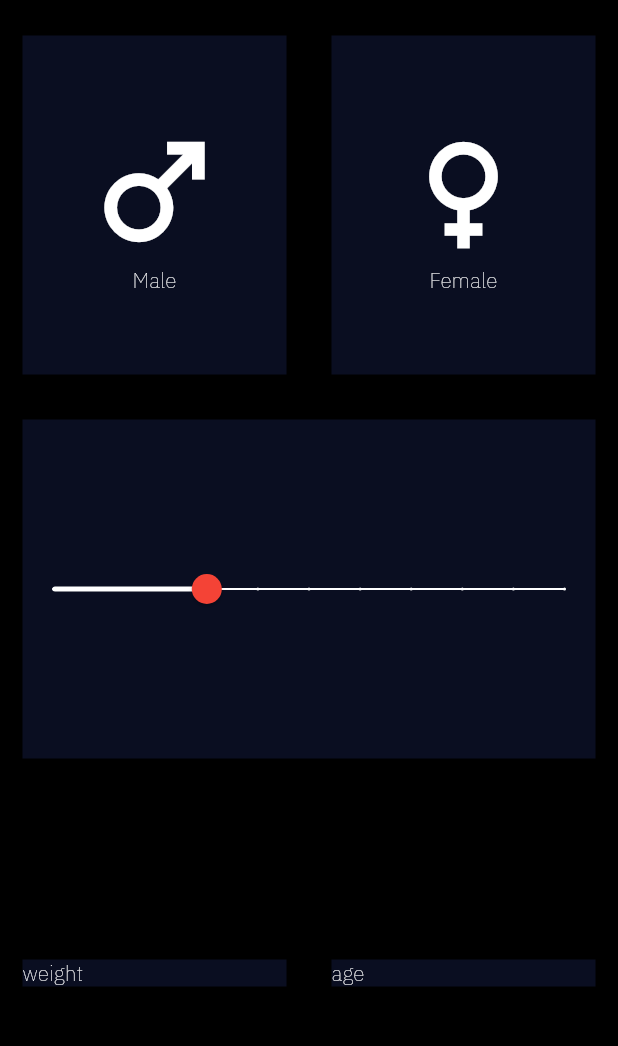
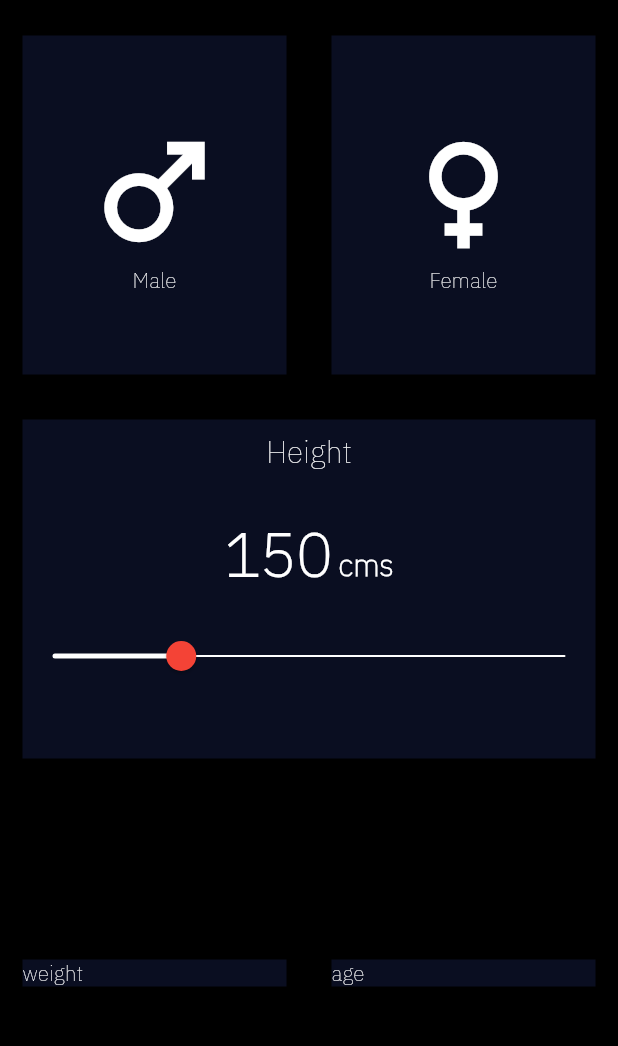
Before and after one commit to abhimanyukolakotla/bmicalculator, a Flutter app: the screen it shows after launch, on a phone screen of 412 x 824 dp, the part 71-1117 px from its top. Run offline on Flutter 3.47's test engine with Material 2 defaults, Android fonts, the phone set to English and light mode, and no system bars.

Commit message:
Implemented slider

```diff
--- /dev/null
+++ b/lib/height_slider_widget.dart
@@ -0,0 +1,80 @@
+import 'package:flutter/material.dart';
+
+/// This is the stateful widget that the main application instantiates.
+class HeightSliderWidget extends StatefulWidget {
+  const HeightSliderWidget({Key? key}) : super(key: key);
+
+  @override
+  State<HeightSliderWidget> createState() => HeightSliderWidgetState();
+}
+
+/// This is the private State class that goes with MyStatefulWidget.
+class HeightSliderWidgetState extends State<HeightSliderWidget> {
+  double _currentSliderValue = 150;
+  @override
+  Widget build(BuildContext context) {
+    return Expanded(
+      child: Column(
+        mainAxisAlignment: MainAxisAlignment.spaceAround,
+        children: [
+          Row(
+            mainAxisAlignment: MainAxisAlignment.center,
+            crossAxisAlignment: CrossAxisAlignment.end,
+            children: [
+              Text(
+                "${_currentSliderValue.toInt()}",
+                style: const TextStyle(
+                  fontSize: 40.0,
+                  fontWeight: FontWeight.bold,
+                ),
+              ),
+              Container(
+                margin: const EdgeInsets.only(left: 4.0, bottom: 6.0),
+                child: const Text(
+                  "cms",
+                  style: TextStyle(
+                    fontSize: 20.0,
+                    fontWeight: FontWeight.bold,
+                  ),
+                ),
+              ),
+            ],
+          ),
+          Slider(
+            value: _currentSliderValue,
+            min: 100,
+            max: 300,
+            divisions: 200,
+            activeColor: Colors.white,
+            inactiveColor: Colors.white,
+            thumbColor: Colors.red,
+            label: _currentSliderValue.round().toString(),
+            onChanged: (double value) {
+              setState(() {
+                _currentSliderValue = value;
+              });
+            },
+          ),
+        ],
+      ),
+    );
+  }
+}
+
+class CustomTrackShape extends RoundedRectSliderTrackShape {
+  @override
+  Rect getPreferredRect({
+    required RenderBox parentBox,
+    Offset offset = Offset.zero,
+    required SliderThemeData sliderTheme,
+    bool isEnabled = false,
+    bool isDiscrete = false,
+  }) {
+    final double? trackHeight = sliderTheme.trackHeight! / 3;
+    final double trackLeft = offset.dx + 20;
+    final double trackTop =
+        offset.dy; //+ (parentBox.size.height - trackHeight!);
+    final double trackWidth = parentBox.size.width - 40;
+    return Rect.fromLTWH(trackLeft, trackTop, trackWidth, trackHeight!);
+  }
+}
--- a/lib/icon_content_widget.dart
+++ b/lib/icon_content_widget.dart
@@ -12,7 +12,6 @@ class IconContentWidget extends StatelessWidget {
       mainAxisAlignment: MainAxisAlignment.center,
       children: [
         Icon(
-          // Icons.female,
           icon,
           size: 100.0,
         ),
--- a/lib/input_page.dart
+++ b/lib/input_page.dart
@@ -1,6 +1,7 @@
 import 'package:flutter/material.dart';
 
 import 'card_widget.dart';
+import 'height_slider_widget.dart';
 import 'icon_content_widget.dart';
 
 class InputPage extends StatefulWidget {
@@ -32,12 +33,24 @@ class _InputPageState extends State<InputPage> {
             child: Row(
               children: [
                 CardWidget(
-                  child: SliderTheme(
-                      data: SliderThemeData(
-                          trackShape: CustomTrackShape(),
-                          valueIndicatorTextStyle:
-                              const TextStyle(fontSize: 40.0)),
-                      child: const HeightSliderWidget()),
+                  child: Column(
+                    children: [
+                      const Padding(
+                        padding: EdgeInsets.all(8.0),
+                        child: Text(
+                          "Height",
+                          style: TextStyle(fontSize: 20.0),
+                        ),
+                      ),
+                      SliderTheme(
+                          data: SliderThemeData(
+                            trackShape: CustomTrackShape(),
+                            valueIndicatorTextStyle:
+                                const TextStyle(fontSize: 40.0),
+                          ),
+                          child: HeightSliderWidget()),
+                    ],
+                  ),
                 ),
               ],
             ),
@@ -55,53 +68,3 @@ class _InputPageState extends State<InputPage> {
     );
   }
 }
-
-/// This is the stateful widget that the main application instantiates.
-class HeightSliderWidget extends StatefulWidget {
-  const HeightSliderWidget({Key? key}) : super(key: key);
-
-  @override
-  State<HeightSliderWidget> createState() => HeightSliderWidgetState();
-}
-
-/// This is the private State class that goes with MyStatefulWidget.
-class HeightSliderWidgetState extends State<HeightSliderWidget> {
-  double _currentSliderValue = 150;
-
-  @override
-  Widget build(BuildContext context) {
-    return Slider(
-      value: _currentSliderValue,
-      min: 100,
-      max: 300,
-      divisions: 10,
-      activeColor: Colors.white,
-      inactiveColor: Colors.white,
-      thumbColor: Colors.red,
-      label: _currentSliderValue.round().toString(),
-      onChanged: (double value) {
-        setState(() {
-          _currentSliderValue = value;
-        });
-      },
-    );
-  }
-}
-
-class CustomTrackShape extends RoundedRectSliderTrackShape {
-  @override
-  Rect getPreferredRect({
-    required RenderBox parentBox,
-    Offset offset = Offset.zero,
-    required SliderThemeData sliderTheme,
-    bool isEnabled = false,
-    bool isDiscrete = false,
-  }) {
-    final double? trackHeight = sliderTheme.trackHeight! / 3;
-    final double trackLeft = offset.dx + 20;
-    final double trackTop =
-        offset.dy + (parentBox.size.height - trackHeight!) / 2;
-    final double trackWidth = parentBox.size.width - 40;
-    return Rect.fromLTWH(trackLeft, trackTop, trackWidth, trackHeight);
-  }
-}
--- a/lib/main.dart
+++ b/lib/main.dart
@@ -22,7 +22,7 @@ void main() {
             ),
           ),
         ),
-        body: InputPage(),
+        body: const InputPage(),
       ),
     ),
   );
```
